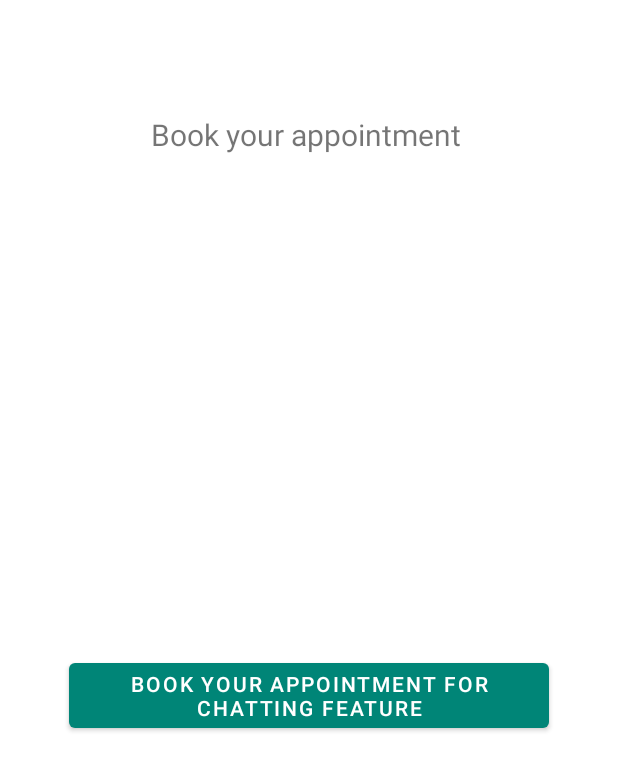
After one commit to shahriarRahmanShaon/18Law, an Android app: the layout activity_appointment_.xml on its own in the app's theme, with its tools: preview values and no code run, on a phone screen of 412 x 824 dp. The commit adds this screen. Shown: the top 771 px of the screen. Run offline under Robolectric (Android 15) with nearby library versions, the phone set to English and light mode, and no system bars.

Commit message:
appointment feature

```diff
--- a/app/src/main/AndroidManifest.xml
+++ b/app/src/main/AndroidManifest.xml
@@ -13,7 +13,8 @@
         android:roundIcon="@mipmap/ic_launcher_round"
         android:supportsRtl="true"
         android:theme="@style/AppTheme">
-        <activity android:name=".LawList.showingLawDetails"></activity>
+        <activity android:name=".appointment_Activity"></activity>
+        <activity android:name=".LawList.showingLawDetails" />
         <activity android:name=".SplashScreen">
             <intent-filter>
                 <action android:name="android.intent.action.MAIN" />
--- a/app/src/main/java/com/ovi/a16flawbd/Adapters/UsersAdapter.java
+++ b/app/src/main/java/com/ovi/a16flawbd/Adapters/UsersAdapter.java
@@ -23,6 +23,8 @@ import com.ovi.a16flawbd.ModelClasses.ChatList;
 import com.ovi.a16flawbd.ModelClasses.MessageModel;
 import com.ovi.a16flawbd.ModelClasses.UserModel;
 import com.ovi.a16flawbd.R;
+import com.ovi.a16flawbd.SignUpActivity;
+import com.ovi.a16flawbd.appointment_Activity;
 import com.squareup.picasso.Picasso;
 
 import java.util.ArrayList;
@@ -93,7 +95,7 @@ public class UsersAdapter extends RecyclerView.Adapter<UsersAdapter.UsersAdapter
         holder.itemView.setOnClickListener(new View.OnClickListener() {
             @Override
             public void onClick(View v) {
-                Intent intent = new Intent(holder.itemView.getContext(),MessageActivity.class);
+                Intent intent = new Intent(holder.itemView.getContext(), MessageActivity.class);
                 intent.putExtra("userId",userModelList.get(i).getId());
                 intent.putExtra("imageURL",userModelList.get(i).getImageURL());
                 intent.putExtra("userName",userModelList.get(i).getUsername());
--- /dev/null
+++ b/app/src/main/res/layout/activity_appointment_.xml
@@ -0,0 +1,32 @@
+<?xml version="1.0" encoding="utf-8"?>
+<androidx.constraintlayout.widget.ConstraintLayout xmlns:android="http://schemas.android.com/apk/res/android"
+    xmlns:app="http://schemas.android.com/apk/res-auto"
+    xmlns:tools="http://schemas.android.com/tools"
+    android:layout_width="match_parent"
+    android:layout_height="match_parent"
+    tools:context=".appointment_Activity">
+
+    <TextView
+        android:id="@+id/name"
+        android:layout_width="match_parent"
+        android:layout_height="wrap_content"
+        android:text="Book your appointment "
+        android:textAlignment="center"
+        android:textSize="20dp"
+        app:layout_constraintBottom_toBottomOf="parent"
+        app:layout_constraintEnd_toEndOf="parent"
+        app:layout_constraintHorizontal_bias="0.498"
+        app:layout_constraintStart_toStartOf="parent"
+        app:layout_constraintTop_toTopOf="parent"
+        app:layout_constraintVertical_bias="0.095" />
+
+    <Button
+        android:id="@+id/button"
+        android:layout_width="wrap_content"
+        android:layout_height="wrap_content"
+        android:text="Book your appointment for chatting feature"
+        app:layout_constraintBottom_toBottomOf="parent"
+        app:layout_constraintEnd_toEndOf="parent"
+        app:layout_constraintStart_toStartOf="parent"
+        app:layout_constraintTop_toBottomOf="@+id/name" />
+</androidx.constraintlayout.widget.ConstraintLayout>
```
Also changed, not shown: app/src/main/java/com/ovi/a16flawbd/MessageActivity.java (+12 -4 lines), app/src/main/java/com/ovi/a16flawbd/appointment_Activity.java (added, +78 -0 lines).
